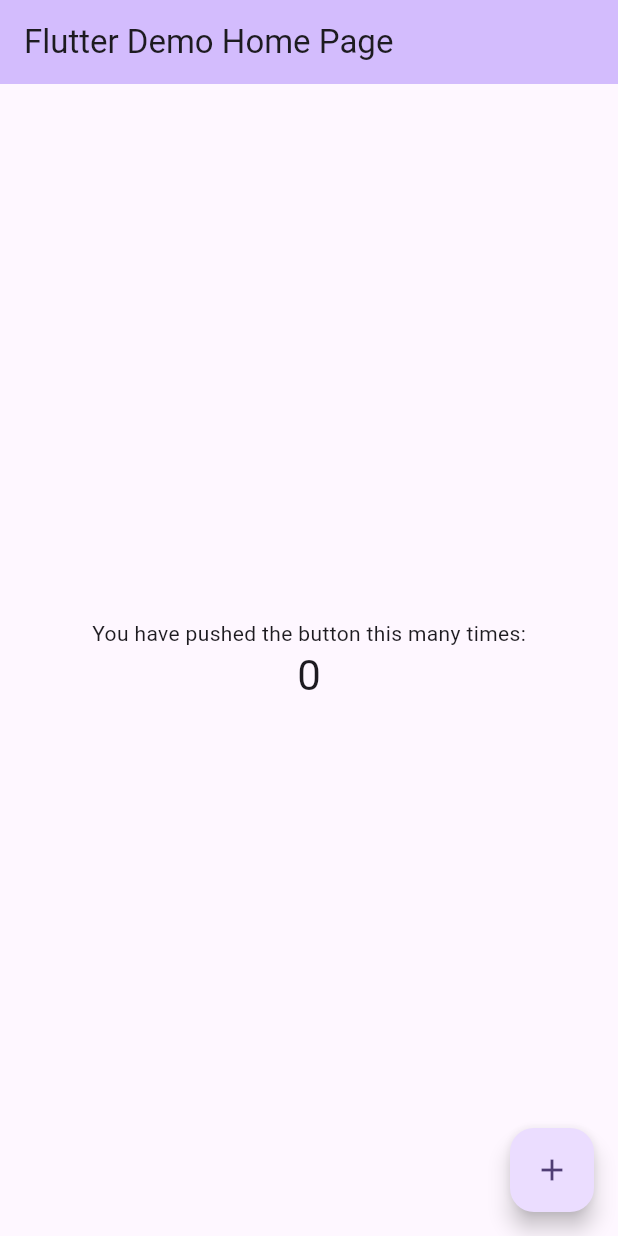
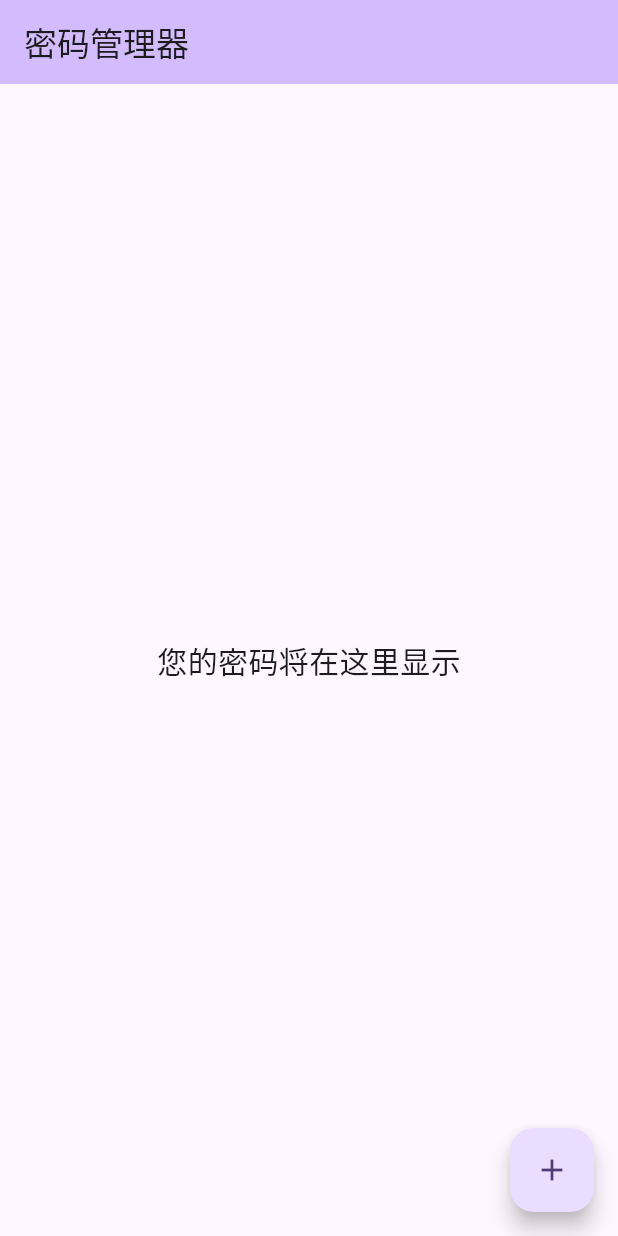
Before and after one commit to could-ai/019869d8-4319-7fe9-afe3-acc7c38362d3, a Flutter app: the screen it shows after launch, on a phone screen of 412 x 824 dp. Run offline on Flutter 3.47's test engine with Material 3 defaults, Android fonts, the phone set to English and light mode, and no system bars.

Commit message:
Initialize password manager app with a basic list screen and add button.

```diff
--- a/usr/lib/main.dart
+++ b/usr/lib/main.dart
@@ -7,114 +7,51 @@ void main() {
 class MyApp extends StatelessWidget {
   const MyApp({super.key});
 
-  // This widget is the root of your application.
   @override
   Widget build(BuildContext context) {
     return MaterialApp(
-      title: 'Flutter Demo',
+      title: '密码管理器',
       debugShowCheckedModeBanner: false,
       theme: ThemeData(
-        // This is the theme of your application.
-        //
-        // TRY THIS: Try running your application with "flutter run". You'll see
-        // the application has a purple toolbar. Then, without quitting the app,
-        // try changing the seedColor in the colorScheme below to Colors.green
-        // and then invoke "hot reload" (save your changes or press the "hot
-        // reload" button in a Flutter-supported IDE, or press "r" if you used
-        // the command line to start the app).
-        //
-        // Notice that the counter didn't reset back to zero; the application
-        // state is not lost during the reload. To reset the state, use hot
-        // restart instead.
-        //
-        // This works for code too, not just values: Most code changes can be
-        // tested with just a hot reload.
         colorScheme: ColorScheme.fromSeed(seedColor: Colors.deepPurple),
+        useMaterial3: true,
       ),
-      home: const MyHomePage(title: 'Flutter Demo Home Page'),
+      home: const PasswordListScreen(),
     );
   }
 }
 
-class MyHomePage extends StatefulWidget {
-  const MyHomePage({super.key, required this.title});
-
-  // This widget is the home page of your application. It is stateful, meaning
-  // that it has a State object (defined below) that contains fields that affect
-  // how it looks.
-
-  // This class is the configuration for the state. It holds the values (in this
-  // case the title) provided by the parent (in this case the App widget) and
-  // used by the build method of the State. Fields in a Widget subclass are
-  // always marked "final".
-
-  final String title;
+class PasswordListScreen extends StatefulWidget {
+  const PasswordListScreen({super.key});
 
   @override
-  State<MyHomePage> createState() => _MyHomePageState();
+  State<PasswordListScreen> createState() => _PasswordListScreenState();
 }
 
-class _MyHomePageState extends State<MyHomePage> {
-  int _counter = 0;
-
-  void _incrementCounter() {
-    setState(() {
-      // This call to setState tells the Flutter framework that something has
-      // changed in this State, which causes it to rerun the build method below
-      // so that the display can reflect the updated values. If we changed
-      // _counter without calling setState(), then the build method would not be
-      // called again, and so nothing would appear to happen.
-      _counter++;
-    });
-  }
-
+class _PasswordListScreenState extends State<PasswordListScreen> {
   @override
   Widget build(BuildContext context) {
-    // This method is rerun every time setState is called, for instance as done
-    // by the _incrementCounter method above.
-    //
-    // The Flutter framework has been optimized to make rerunning build methods
-    // fast, so that you can just rebuild anything that needs updating rather
-    // than having to individually change instances of widgets.
     return Scaffold(
       appBar: AppBar(
-        // TRY THIS: Try changing the color here to a specific color (to
-        // Colors.amber, perhaps?) and trigger a hot reload to see the AppBar
-        // change color while the other colors stay the same.
         backgroundColor: Theme.of(context).colorScheme.inversePrimary,
-        // Here we take the value from the MyHomePage object that was created by
-        // the App.build method, and use it to set our appbar title.
-        title: Text(widget.title),
+        title: const Text('密码管理器'),
       ),
-      body: Center(
-        // Center is a layout widget. It takes a single child and positions it
-        // in the middle of the parent.
-        child: Column(
-          // Column is also a layout widget. It takes a list of children and
-          // arranges them vertically. By default, it sizes itself to fit its
-          // children horizontally, and tries to be as tall as its parent.
-          //
-          // Column has various properties to control how it sizes itself and
-          // how it positions its children. Here we use mainAxisAlignment to
-          // center the children vertically; the main axis here is the vertical
-          // axis because Columns are vertical (the cross axis would be
-          // horizontal).
-          //
-          // TRY THIS: Invoke "debug painting" (choose the "Toggle Debug Paint"
-          // action in the IDE, or press "p" in the console), to see the
-          // wireframe for each widget.
-          mainAxisAlignment: MainAxisAlignment.center,
-          children: <Widget>[
-            const Text('You have pushed the button this many times:'),
-            Text('$_counter', style: Theme.of(context).textTheme.headlineMedium),
-          ],
+      body: const Center(
+        child: Text(
+          '您的密码将在这里显示',
+          style: TextStyle(fontSize: 20),
         ),
       ),
       floatingActionButton: FloatingActionButton(
-        onPressed: _incrementCounter,
-        tooltip: 'Increment',
+        onPressed: () {
+          // TODO: Implement adding new password functionality
+          ScaffoldMessenger.of(context).showSnackBar(
+            const SnackBar(content: Text('添加新密码功能待实现')),
+          );
+        },
+        tooltip: '添加密码',
         child: const Icon(Icons.add),
-      ), // This trailing comma makes auto-formatting nicer for build methods.
+      ),
     );
   }
 }
```
